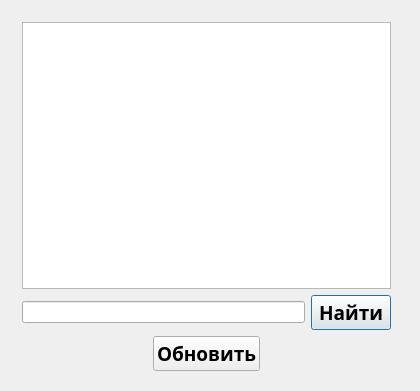
Above: QtGuiApplication1/Clientwin.ui from zmilens/Zagashtokova_181-351_2 before the change. Below: the same form after it.
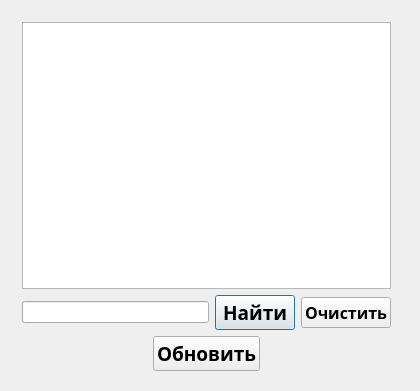
That is the form after the change.

What changed in the file:
```diff
--- a/QtGuiApplication1/Clientwin.ui
+++ b/QtGuiApplication1/Clientwin.ui
@@ -46,6 +46,21 @@
         </property>
        </widget>
       </item>
+      <item>
+       <widget class="QPushButton" name="pushButton_2">
+        <property name="font">
+         <font>
+          <family>Sitka Banner</family>
+          <pointsize>12</pointsize>
+          <weight>75</weight>
+          <bold>true</bold>
+         </font>
+        </property>
+        <property name="text">
+         <string>Очистить</string>
+        </property>
+       </widget>
+      </item>
      </layout>
     </item>
     <item row="2" column="0">
```
Left out of the diff: 19 changed lines with no effect on the pictures.
